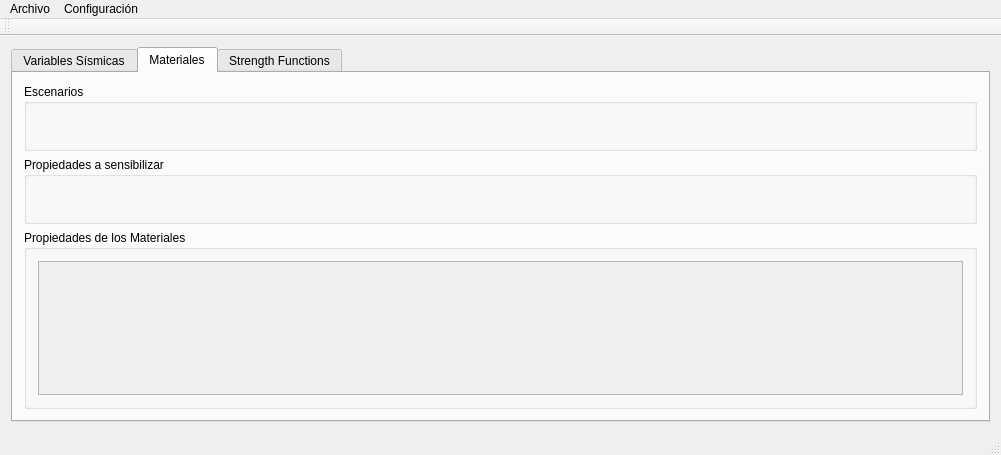
Qt form mainwindow.ui (conejoo/Escenarios) before a commit.
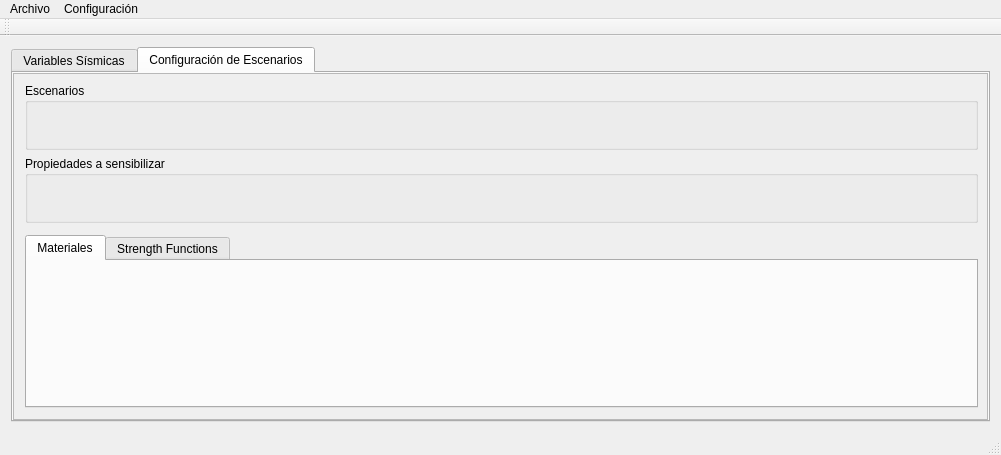
The same form after that commit. The open tabs and pages were chosen to show the change.

Commit message: WIP: Handle strength function scenarios

What changed in the file:
```diff
--- a/mainwindow.ui
+++ b/mainwindow.ui
@@ -75,10 +75,52 @@
        </layout>
       </widget>
       <widget class="QWidget" name="tab_materiales">
+       <property name="autoFillBackground">
+        <bool>false</bool>
+       </property>
+       <property name="styleSheet">
+        <string notr="true"/>
+       </property>
        <attribute name="title">
-        <string>Materiales</string>
+        <string>Configuración de Escenarios</string>
        </attribute>
        <layout class="QVBoxLayout" name="verticalLayout_3">
+        <property name="leftMargin">
+         <number>0</number>
+        </property>
+        <property name="topMargin">
+         <number>0</number>
+        </property>
+        <property name="rightMargin">
+         <number>0</number>
+        </property>
+        <property name="bottomMargin">
+         <number>0</number>
+        </property>
+        <item>
+         <widget class="QScrollArea" name="scrollArea">
+          <property name="widgetResizable">
+           <bool>true</bool>
+          </property>
+          <widget class="QWidget" name="scrollAreaWidgetContents">
+           <property name="geometry">
+            <rect>
+             <x>0</x>
+             <y>0</y>
+             <width>975</width>
+             <height>356</height>
+            </rect>
+           </property>
+           <property name="autoFillBackground">
+            <bool>true</bool>
+           </property>
+           <layout class="QVBoxLayout" name="verticalLayout_8">
+            <property name="topMargin">
+             <number>9</number>
+            </property>
+            <property name="rightMargin">
+             <number>9</number>
+            </property>
         <item>
          <widget class="QGroupBox" name="groupBox_escenarios">
           <property name="title">
@@ -134,39 +176,67 @@
          </widget>
         </item>
         <item>
-         <widget class="QGroupBox" name="groupBox_propiedades_materiales">
-          <property name="title">
-           <string>Propiedades de los Materiales</string>
+             <widget class="QWidget" name="generalPropertiesContainer" native="true">
+              <property name="minimumSize">
+               <size>
+                <width>0</width>
+                <height>0</height>
+               </size>
           </property>
           <layout class="QVBoxLayout" name="verticalLayout_4">
+               <property name="spacing">
+                <number>0</number>
+               </property>
+               <property name="leftMargin">
+                <number>0</number>
+               </property>
+               <property name="topMargin">
+                <number>0</number>
+               </property>
+               <property name="rightMargin">
+                <number>0</number>
+               </property>
+               <property name="bottomMargin">
+                <number>0</number>
+               </property>
+              </layout>
+             </widget>
+            </item>
            <item>
-            <widget class="QScrollArea" name="scrollArea">
-             <property name="widgetResizable">
-              <bool>true</bool>
-             </property>
-             <widget class="QWidget" name="scrollAreaWidgetContents">
-              <property name="geometry">
-               <rect>
-                <x>0</x>
-                <y>0</y>
-                <width>937</width>
-                <height>187</height>
-               </rect>
-              </property>
-              <layout class="QVBoxLayout" name="verticalLayout_6"/>
-             </widget>
-            </widget>
-           </item>
-          </layout>
-         </widget>
-        </item>
-       </layout>
-      </widget>
-      <widget class="QWidget" name="tab_strength_fn">
+             <widget class="QTabWidget" name="scenariosTabs">
+              <property name="currentIndex">
+               <number>1</number>
+              </property>
+              <widget class="QWidget" name="materialsTab">
+               <attribute name="title">
+                <string>Materiales</string>
+               </attribute>
+               <layout class="QVBoxLayout" name="verticalLayout_7">
+                <property name="spacing">
+                 <number>0</number>
+                </property>
+                <property name="leftMargin">
+                 <number>0</number>
+                </property>
+                <property name="topMargin">
+                 <number>0</number>
+                </property>
+                <property name="rightMargin">
+                 <number>0</number>
+                </property>
+                <property name="bottomMargin">
+                 <number>0</number>
+                </property>
+               </layout>
+              </widget>
+              <widget class="QWidget" name="strengthFunctionsTab">
+               <property name="autoFillBackground">
+                <bool>false</bool>
+               </property>
        <attribute name="title">
         <string>Strength Functions</string>
        </attribute>
-       <layout class="QVBoxLayout" name="verticalLayout_8">
+               <layout class="QVBoxLayout" name="verticalLayout_9">
         <property name="spacing">
          <number>0</number>
         </property>
@@ -182,24 +252,10 @@
         <property name="bottomMargin">
          <number>0</number>
         </property>
-        <item>
-         <widget class="QScrollArea" name="strength_scroll">
-          <property name="widgetResizable">
-           <bool>true</bool>
-          </property>
-          <widget class="QWidget" name="scrollAreaWidgetContents_2">
-           <property name="geometry">
-            <rect>
-             <x>0</x>
-             <y>0</y>
-             <width>975</width>
-             <height>356</height>
-            </rect>
-           </property>
-           <layout class="QVBoxLayout" name="verticalLayoutStrengthFunctions">
-            <property name="spacing">
-             <number>6</number>
-            </property>
+               </layout>
+              </widget>
+             </widget>
+            </item>
            </layout>
           </widget>
          </widget>
```
Left out of the diff: 2 changed lines with no effect on the pictures. Lines whose indentation alone changed are shown as unchanged. The commit also changes 18 other files.
